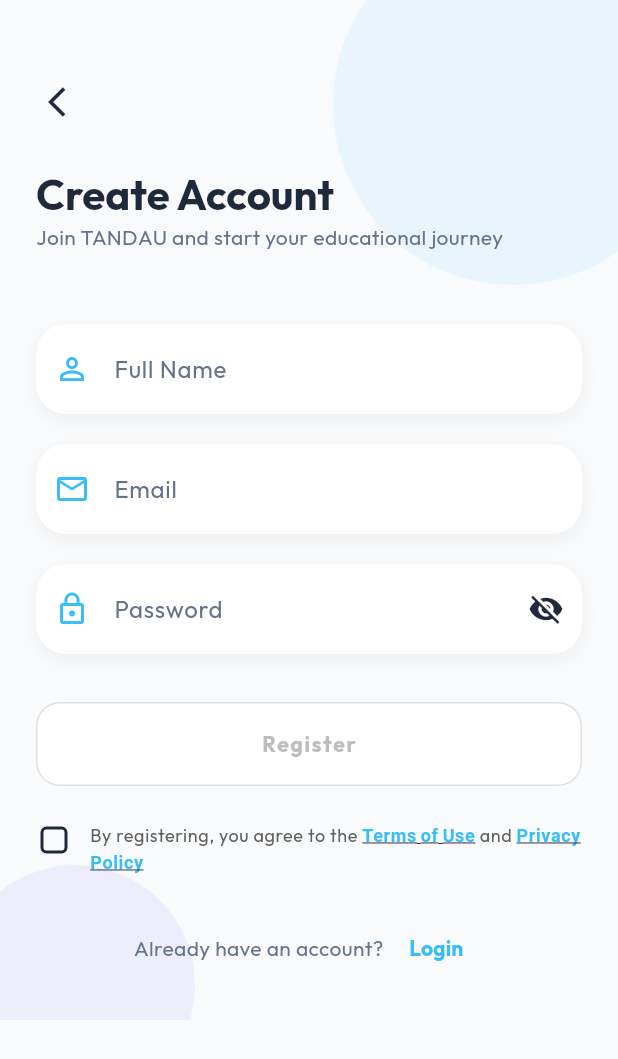
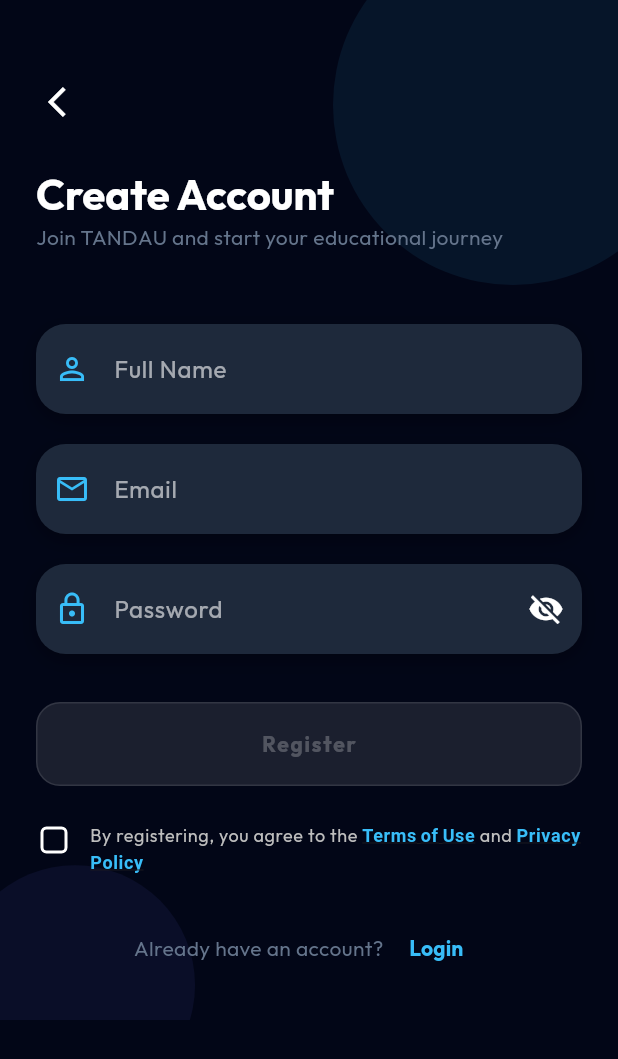
Before and after one commit to Kriazer078/TANDAU, a Flutter app: the screen it shows after launch, after a tap on "Пропустить", on a phone screen of 412 x 824 dp. Shown: the top 1059 px of the screen. Run offline on Flutter 3.47's test engine with Material 3 defaults, Android fonts, the phone set to English and light mode, and no system bars; our stand-ins replace cached_network_image, cloud_firestore, firebase_auth, firebase_core, firebase_messaging, firebase_remote_config and 14 more; missing offline and left inert: googleapis, purchases_flutter, shelf_router; accounts and stored records are empty; generated files the repository leaves out were written again; network calls fail.

Commit message:
feat: set dark theme as default for all new users

```diff
--- a/lib/theme/theme_manager.dart
+++ b/lib/theme/theme_manager.dart
@@ -8,7 +8,8 @@ class ThemeManager {
   ThemeManager._internal();
 
   // ValueNotifier to listen to theme changes
-  final ValueNotifier<ThemeMode> themeMode = ValueNotifier(ThemeMode.light);
+  // ⚡ Default to dark theme for all new users
+  final ValueNotifier<ThemeMode> themeMode = ValueNotifier(ThemeMode.dark);
 
   // Key for storing theme preference
   static const String _themeKey = 'theme_mode';
@@ -16,7 +17,8 @@ class ThemeManager {
   /// Initialize and load saved theme preference
   Future<void> init() async {
     final prefs = await SharedPreferences.getInstance();
-    final isDark = prefs.getBool(_themeKey) ?? false;
+    // Default to true (dark) for new users who haven't set a preference
+    final isDark = prefs.getBool(_themeKey) ?? true;
     themeMode.value = isDark ? ThemeMode.dark : ThemeMode.light;
   }
 
```
